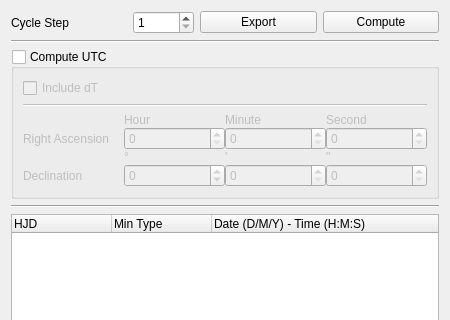
First picture: the form in resources/conjunctionwidget.ui, repository Varnani/PyWD2015, before the edit; both pictures show x 0 to 450 and y 0 to 320 of the 450 by 700 pixel window.
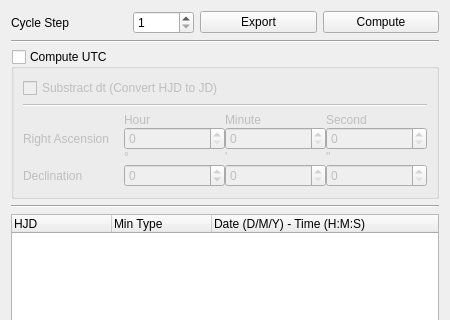
Second picture: the form after the edit.

Commit message: added tools tab added dt calculation to conjunction widget

Diff of the .ui file:
```diff
--- a/resources/conjunctionwidget.ui
+++ b/resources/conjunctionwidget.ui
@@ -122,7 +122,7 @@
         <item>
          <widget class="QCheckBox" name="dt_chk">
           <property name="text">
-           <string>Include dT</string>
+           <string>Substract dt (Convert HJD to JD)</string>
           </property>
          </widget>
         </item>
```
Left out of the diff: 12 changed lines with no effect on the pictures. The commit also changes 6 other files.
